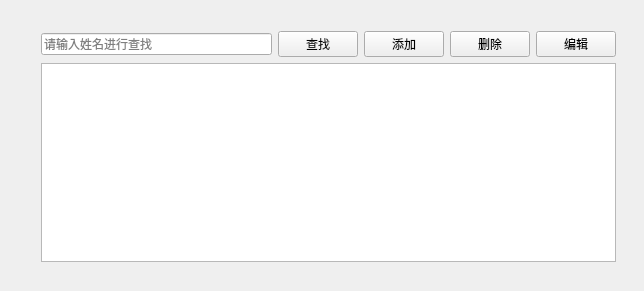
The window that patientview.ui (jiaminxu-design/qt-medical_system) describes before a commit, drawn with Qt 5.
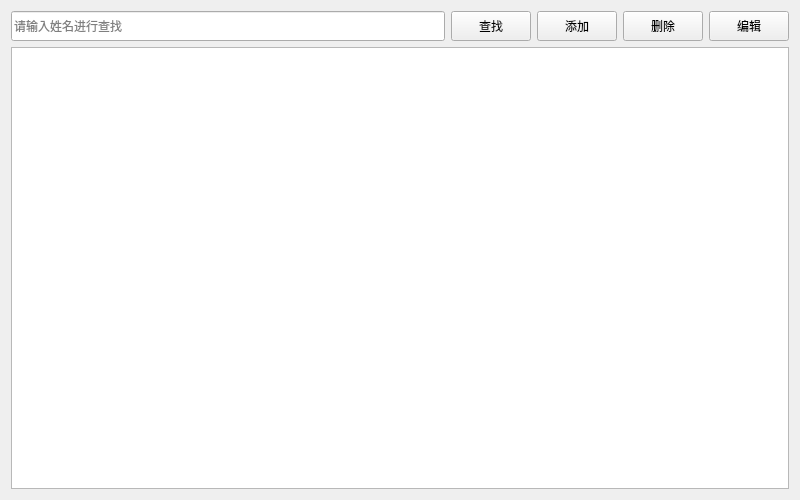
The same window after the commit. Icons and pictures are not drawn.

Commit message: 所有ui界面完成初步设计

Patch:
```diff
--- a/patientview.ui
+++ b/patientview.ui
@@ -6,23 +6,17 @@
    <rect>
     <x>0</x>
     <y>0</y>
-    <width>644</width>
-    <height>291</height>
+    <width>800</width> <!-- 适度加宽窗口，提升操作空间 -->
+    <height>500</height> <!-- 适度加高窗口，适配表格展示 -->
    </rect>
   </property>
   <property name="windowTitle">
    <string>管理患者界面</string>
   </property>
-  <widget class="QWidget" name="layoutWidget">
-   <property name="geometry">
-    <rect>
-     <x>41</x>
-     <y>31</y>
-     <width>575</width>
-     <height>231</height>
-    </rect>
-   </property>
-   <layout class="QVBoxLayout" name="verticalLayout">
+  <!-- 替换固定位置的layoutWidget为全局布局，避免控件偏移 -->
+  <layout class="QVBoxLayout" name="mainVerticalLayout">
+   <property name="spacing">8</property> <!-- 布局间距设为8，更舒适 -->
+   <property name="contentsMargins">10,10,10,10</property> <!-- 窗口内边距 -->
     <item>
      <layout class="QHBoxLayout" name="horizontalLayout">
       <item>
@@ -30,6 +24,12 @@
         <property name="placeholderText">
          <string>请输入姓名进行查找</string>
         </property>
+       <property name="minimumSize">
+        <size>
+         <width>200</width>
+         <height>30</height>
+        </size>
+       </property>
        </widget>
       </item>
       <item>
@@ -41,6 +41,12 @@
          <iconset>
           <normaloff>img/search.png</normaloff>img/search.png</iconset>
         </property>
+       <property name="minimumSize">
+        <size>
+         <width>80</width>
+         <height>30</height>
+        </size>
+       </property>
        </widget>
       </item>
       <item>
@@ -52,6 +58,12 @@
          <iconset>
           <normaloff>img/new.png</normaloff>img/new.png</iconset>
         </property>
+       <property name="minimumSize">
+        <size>
+         <width>80</width>
+         <height>30</height>
+        </size>
+       </property>
        </widget>
       </item>
       <item>
@@ -63,6 +75,12 @@
          <iconset>
           <normaloff>img/delete.png</normaloff>img/delete.png</iconset>
         </property>
+       <property name="minimumSize">
+        <size>
+         <width>80</width>
+         <height>30</height>
+        </size>
+       </property>
        </widget>
       </item>
       <item>
@@ -74,15 +92,37 @@
          <iconset>
           <normaloff>img/edit.png</normaloff>img/edit.png</iconset>
         </property>
+       <property name="minimumSize">
+        <size>
+         <width>80</width>
+         <height>30</height>
+        </size>
+       </property>
        </widget>
       </item>
      </layout>
     </item>
+   <!-- 表格占满剩余空间，提升展示效果 -->
     <item>
-     <widget class="QTableView" name="tableView"/>
-    </item>
-   </layout>
-  </widget>
+    <widget class="QTableView" name="tableView">
+     <property name="alternatingRowColors">
+      <bool>true</bool> <!-- 隔行变色，提升表格可读性 -->
+     </property>
+     <property name="selectionMode">
+      <enum>QAbstractItemView::SingleSelection</enum>
+     </property>
+     <property name="selectionBehavior">
+      <enum>QAbstractItemView::SelectRows</enum>
+     </property>
+     <property name="minimumSize">
+      <size>
+       <width>0</width>
+       <height>350</height>
+      </size>
+     </property>
+    </widget>
+   </item>
+  </layout>
  </widget>
  <resources/>
  <connections/>
```
Left out of the diff: 2 changed lines with no effect on the pictures. Lines whose indentation alone changed are shown as unchanged. The commit also changes 4 other files.
